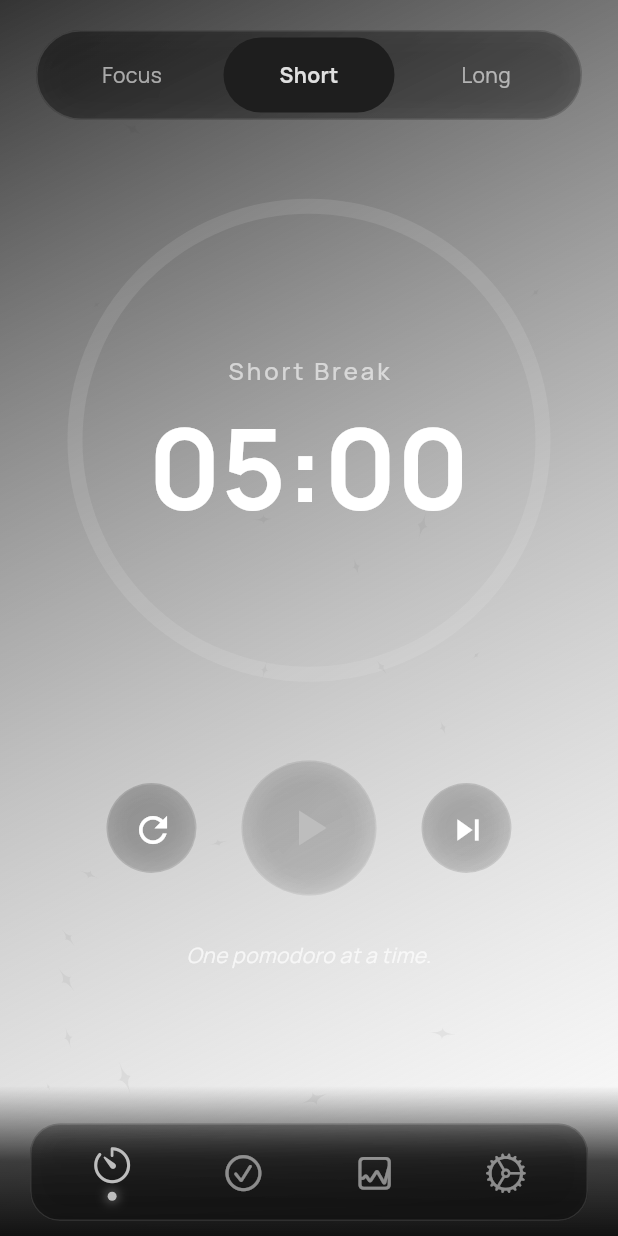
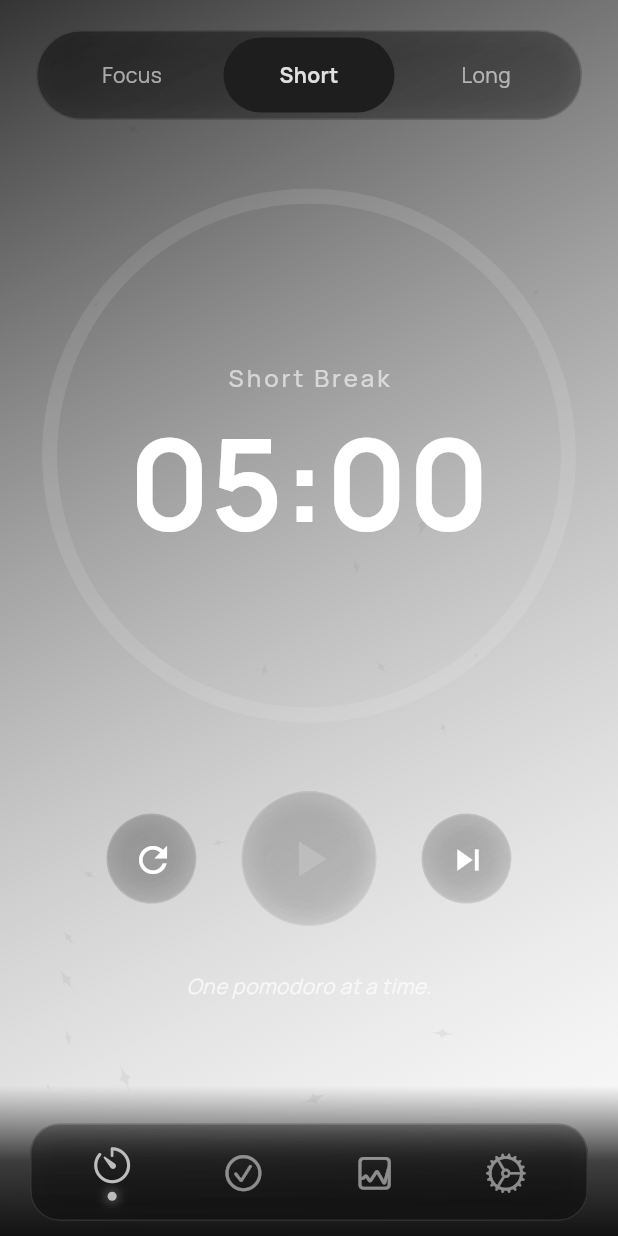
Before and after one commit to yalcin1suleyman/pomodoro_focus_flow, a Flutter app: the screen it shows after launch, after a tap on the "play arrow" icon, after a tap on the "skip next" icon, on a phone screen of 412 x 824 dp. Run offline on Flutter 3.47's test engine with Material 3 defaults, Android fonts, the phone set to English and light mode, and no system bars; drawn by our look-alikes of percent_indicator; our stand-ins replace audioplayers, flutter_local_notifications, flutter_slidable, google_fonts, share_plus, shared_preferences and 1 more.

Commit message:
Updated timer logic and notification service

```diff
--- a/lib/features/timer/timer_screen.dart
+++ b/lib/features/timer/timer_screen.dart
@@ -1,3 +1,4 @@
+import 'dart:math';
 import 'package:flutter/material.dart';
 import 'package:provider/provider.dart';
 import 'package:percent_indicator/circular_percent_indicator.dart';
@@ -57,14 +58,33 @@ class TimerScreen extends StatelessWidget {
             if (constraints.maxWidth > constraints.maxHeight) {
               return _buildLandscapeLayout(context, timer, theme, progressColor, statusText, settings);
             }
-            return _buildPortraitLayout(context, timer, theme, progressColor, statusText, settings);
+            return _buildPortraitLayout(context, constraints, timer, theme, progressColor, statusText, settings);
           },
         ),
       ),
     );
   }
 
-  Widget _buildPortraitLayout(BuildContext context, TimerService timer, ThemeData theme, Color progressColor, String statusText, SettingsProvider settings) {
+  Widget _buildPortraitLayout(BuildContext context, BoxConstraints constraints, TimerService timer, ThemeData theme, Color progressColor, String statusText, SettingsProvider settings) {
+    // Calculate adaptive radius based on the parent constraints (SafeArea size)
+    // We want the timer to take up available space but not exceed a max size
+    // Total static vertical occupancy approx 320-350 logical pixels
+
+    double availableHeight = constraints.maxHeight - 320;
+    if (availableHeight < 150) availableHeight = 150;
+
+    double availableWidth = constraints.maxWidth;
+
+    // Calculate radius
+    double maxRadiusHeight = availableHeight / 2;
+    double maxRadiusWidth = availableWidth * 0.45; // 90% of width / 2
+
+    double radius = min(maxRadiusWidth, maxRadiusHeight);
+
+    // Bounds check
+    radius = max(120.0, radius); // Minimum size
+    radius = min(radius, 300.0); // Maximum size cap
+
     return Padding(
       padding: const EdgeInsets.symmetric(horizontal: 24.0),
       child: Column(
@@ -74,8 +94,8 @@ class TimerScreen extends StatelessWidget {
           _buildModeSwitcher(context, timer, settings),
           const Spacer(),
           _buildCircularTimer(context, timer, theme, progressColor, statusText,
-            MediaQuery.of(context).size.shortestSide >= 600 ? 280.0 : 165.0,
-            lineWidth: MediaQuery.of(context).size.shortestSide >= 600 ? 30.0 : 18.0,
+            radius,
+            lineWidth: radius > 180 ? 25.0 : 18.0,
           ),
           const Spacer(),
           _buildControls(context, timer, theme, progressColor),
@@ -102,9 +122,11 @@ class TimerScreen extends StatelessWidget {
   }
 
   Widget _buildLandscapeLayout(BuildContext context, TimerService timer, ThemeData theme, Color progressColor, String statusText, SettingsProvider settings) {
-    return Padding(
+    return SingleChildScrollView(
+      child: Padding(
         padding: const EdgeInsets.symmetric(horizontal: 48.0, vertical: 16.0),
         child: Row(
+          crossAxisAlignment: CrossAxisAlignment.center, // Align to center
           children: [
             Expanded(
               flex: 1,
@@ -141,6 +163,7 @@ class TimerScreen extends StatelessWidget {
               ),
             ),
           ],
+        ),
       ),
     );
   }
--- a/lib/features/timer/timer_service.dart
+++ b/lib/features/timer/timer_service.dart
@@ -29,8 +29,8 @@ class TimerService extends ChangeNotifier with WidgetsBindingObserver {
   String? _activeTaskId;
   String? _activeTaskTitle;
 
-  // Backgound handling
-  DateTime? _backgroundTime;
+  // Target time for robust background handling
+  DateTime? _targetEndTime;
 
   // Callbacks
   Function(String? taskId)? onPomodoroComplete;
@@ -97,9 +97,7 @@ class TimerService extends ChangeNotifier with WidgetsBindingObserver {
     _activeTaskTitle = title;
 
     // Switch to Pomodoro Mode and RESET timer
-    // This prevents "instant finish" if timer was at 00:00
     setMode(TimerMode.pomodoro);
-
     notifyListeners();
   }
 
@@ -112,7 +110,7 @@ class TimerService extends ChangeNotifier with WidgetsBindingObserver {
   void setMode(TimerMode mode) {
     _mode = mode;
     stop();
-    _updateDurationForMode(mode); // Use dynamic durations
+    _updateDurationForMode(mode);
     _remainingSeconds = _initialSeconds;
     notifyListeners();
   }
@@ -120,35 +118,36 @@ class TimerService extends ChangeNotifier with WidgetsBindingObserver {
   void start() {
     if (_status == TimerStatus.running) return;
 
-    // Ensure we start with correct duration if somehow not set
-    if (_initialSeconds == 1500 && _pomodoroMinutes != 25) {
+    // Ensure we start with correct duration
+    if (_initialSeconds <= 0) {
        _updateDurationForMode(_mode);
     }
 
+    // Calculate target end time based on current remaining seconds
+    _targetEndTime = DateTime.now().add(Duration(seconds: _remainingSeconds));
+
     _status = TimerStatus.running;
 
-    // Clear any existing alarm notifications to prevent "Double Notification" issues on restart
     NotificationService().cancelNotification(1);
-
     notifyListeners();
 
-      // DEMO MODE: 10ms (100Hz)
-    _timer = Timer.periodic(const Duration(milliseconds: 10), (timer) {
-      if (_remainingSeconds > 0) {
-        _remainingSeconds--;
-
-        // Throttled UI Updates:
-        // 10ms * 3 = 30ms (~33 FPS) - Sufficient for UI, saves CPU
-        // _initialSeconds is large in demo mode?? No, duration is normal but tick is fast.
-        // Actually, if we tick 100 times a second, we don't need to rebuild UI 100 times.
-        // Let's update UI every 5 ticks (50ms = 20 FPS) -> sufficient for text timer
-        if (_remainingSeconds % 5 == 0) {
-           notifyListeners();
+    // Standard 1-second tick
+    _timer = Timer.periodic(const Duration(seconds: 1), (timer) {
+      _tick();
+    });
   }
 
-        // Notification Updates:
-        // Update every 100 ticks (100 * 10ms = 1000ms = 1 second)
-        if (_remainingSeconds % 100 == 0) {
+  void _tick() {
+    if (_targetEndTime == null) return;
+
+    final now = DateTime.now();
+    final remaining = _targetEndTime!.difference(now).inSeconds;
+
+    if (remaining > 0) {
+      _remainingSeconds = remaining;
+      notifyListeners();
+
+      // Update Notification every second
       final title = _mode == TimerMode.pomodoro
           ? "${_currentLanguage?.focus ?? 'Focus'} - ${_currentLanguage?.inProgress ?? 'In Progress'}"
           : (_currentLanguage?.shortBreak ?? 'Break');
@@ -159,36 +158,38 @@ class TimerService extends ChangeNotifier with WidgetsBindingObserver {
          title: title,
          body: timeString
       );
-        }
 
     } else {
+      _remainingSeconds = 0;
       _complete();
     }
-    });
   }
 
   void pause() {
     if (_status != TimerStatus.running) return;
     _timer?.cancel();
     _status = TimerStatus.paused;
-    NotificationService().cancelNotification(0); // Clear progress bar
+    _targetEndTime = null; // Clear target text since we are paused
+    NotificationService().cancelNotification(0);
     notifyListeners();
   }
 
   void stop() {
     _timer?.cancel();
     _status = TimerStatus.initial;
-    _updateDurationForMode(_mode); // Reset to full duration
+    _targetEndTime = null;
+    _updateDurationForMode(_mode);
     _remainingSeconds = _initialSeconds;
-    NotificationService().cancelNotification(0); // Clear progress bar
+    NotificationService().cancelNotification(0);
     notifyListeners();
   }
 
   void _complete() {
     _timer?.cancel();
     _status = TimerStatus.completed;
+    _targetEndTime = null;
 
-    // Trigger alarm immediately (important for Demo Mode speed or if app is open)
+    // Trigger alarm
     NotificationService().showAlarmNow(
       useAppBell: _soundType == 'bell',
       title: _currentLanguage?.timeIsUp ?? 'Time is up!',
@@ -197,15 +198,10 @@ class TimerService extends ChangeNotifier with WidgetsBindingObserver {
           : (_currentLanguage?.breakOver ?? 'Break Over'),
     );
 
-    // Cancel the ongoing progress notification (ID 0)
     NotificationService().cancelNotification(0);
 
     if (_mode == TimerMode.pomodoro) {
-      // Notify completion, even if no task is active (passed as null)
       onPomodoroComplete?.call(_activeTaskId);
-
-      // Auto-switch to Short Break
-      // This resets the timer to break duration and prevents "spamming" the finish
       setMode(TimerMode.shortBreak);
     }
 
@@ -217,30 +213,29 @@ class TimerService extends ChangeNotifier with WidgetsBindingObserver {
   void didChangeAppLifecycleState(AppLifecycleState state) {
     if (_status != TimerStatus.running) return;
 
-    if (state == AppLifecycleState.paused) {
-      _backgroundTime = DateTime.now();
-      _timer?.cancel(); // Stop actual timer to save resources
-    } else if (state == AppLifecycleState.resumed) {
-      if (_backgroundTime != null) {
-        final elapsed = DateTime.now().difference(_backgroundTime!).inSeconds;
-        _remainingSeconds -= elapsed;
-        if (_remainingSeconds <= 0) {
+    // We do NOT cancel the timer on pause anymore.
+    // We let it run to support background updates.
+
+    if (state == AppLifecycleState.resumed) {
+      // When resuming, we verify the time just in case the timer was killed/throttled.
+      if (_targetEndTime != null) {
+         final now = DateTime.now();
+         final remaining = _targetEndTime!.difference(now).inSeconds;
+         if (remaining <= 0) {
            _remainingSeconds = 0;
            _complete();
          } else {
-          // Restart timer loop
-          _timer = Timer.periodic(const Duration(milliseconds: 10), (timer) {
-             if (_remainingSeconds > 0) {
-              _remainingSeconds--;
+           _remainingSeconds = remaining;
            notifyListeners();
-            } else {
-              _complete();
-            }
+
+           // Ensure timer is actually running (if OS killed it)
+           if (_timer == null || !_timer!.isActive) {
+             _timer = Timer.periodic(const Duration(seconds: 1), (timer) {
+               _tick();
              });
-        }
-        _backgroundTime = null;
-        notifyListeners();
            }
          }
       }
     }
+  }
+}
--- a/lib/main.dart
+++ b/lib/main.dart
@@ -1,4 +1,5 @@
 import 'package:flutter/material.dart';
+import 'package:flutter/services.dart';
 import 'package:provider/provider.dart';
 import 'core/app.dart';
 import 'features/settings/settings_provider.dart';
@@ -14,6 +15,7 @@ void main() async {
   } catch (e) {
     debugPrint("Failed to initialize notifications: $e");
   }
+
   runApp(
     MultiProvider(
       providers: [
```
Also changed, not shown: lib/core/services/notification_service.dart (+0 -12 lines). Lines whose indentation alone changed are shown as unchanged.
